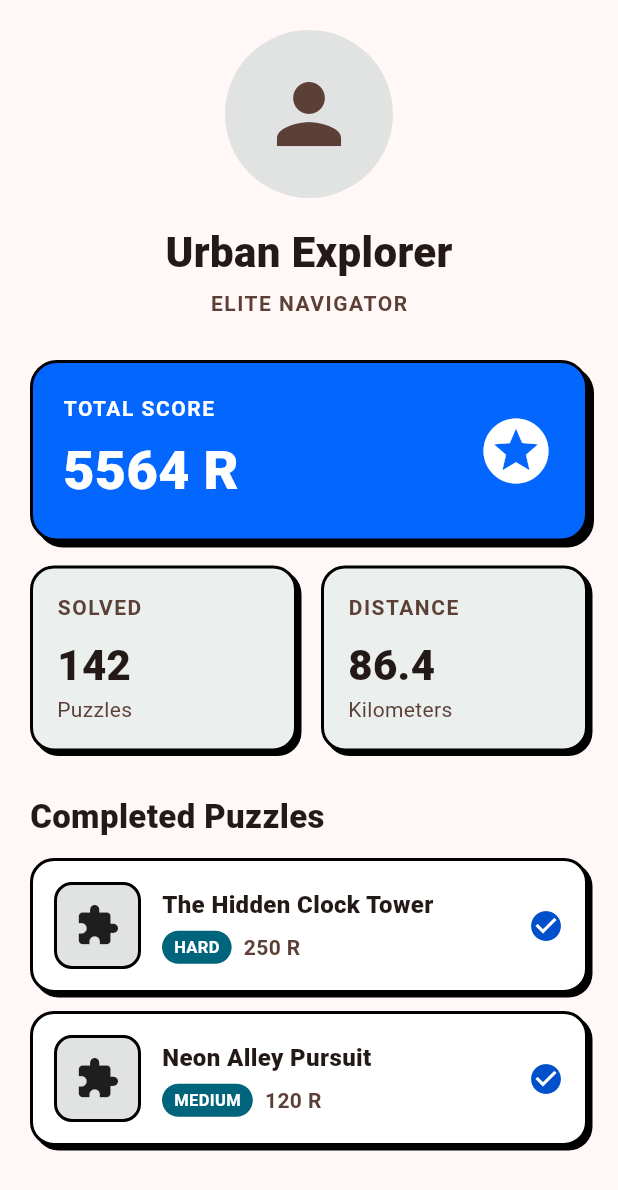
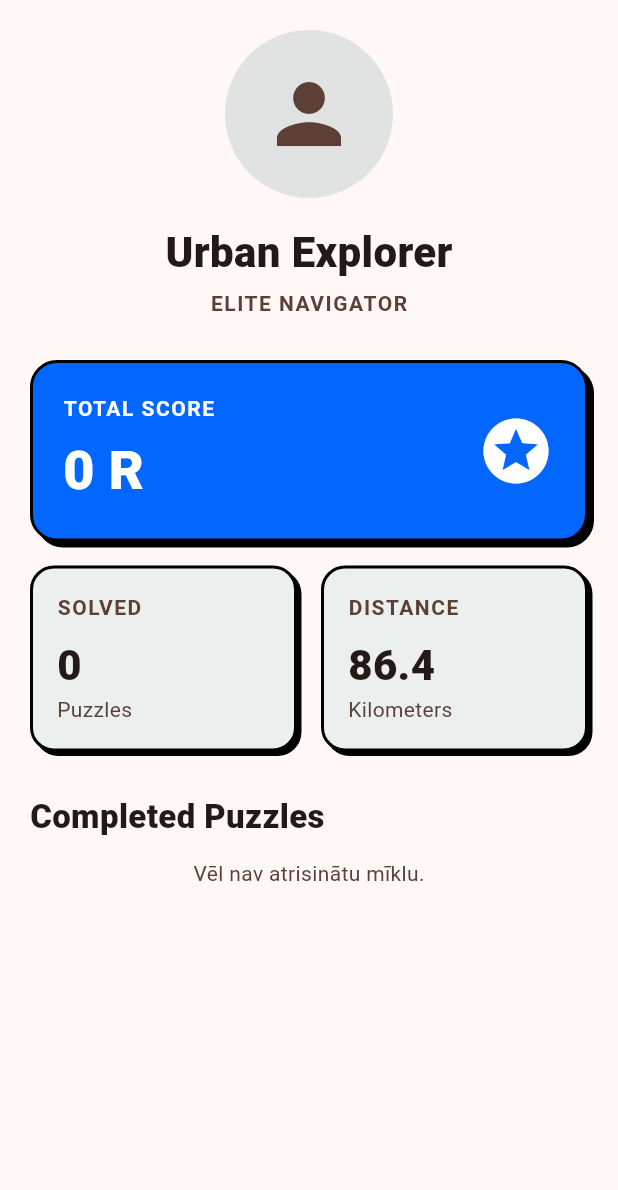
Before and after one commit to ChristopherSemyonov/Kristofers_Semjonovs_ks22110, a Flutter app: the ProfileScreen widget shown alone on an empty page, opened directly, on a phone screen of 412 x 824 dp. Shown: the top 1190 px of the screen. Run offline on Flutter 3.47's test engine with Material 3 defaults, Android fonts, the phone set to English and light mode, and no system bars; our stand-ins replace flutter_map, geolocator, latlong2.

Commit message:
Added puzzle game state and solved puzzle tracking

```diff
--- a/lib/screens/profile_screen.dart
+++ b/lib/screens/profile_screen.dart
@@ -2,12 +2,17 @@ import 'package:flutter/material.dart';
 import '../widgets/statistic_card.dart';
 import '../widgets/score_card.dart';
 import '../widgets/completed_puzzle_card.dart';
+import '../services/game_state_service.dart';
+import '../services/puzzle_service.dart';
 
 class ProfileScreen extends StatelessWidget {
   const ProfileScreen({super.key});
 
   @override
   Widget build(BuildContext context) {
+    final solvedPuzzles = PuzzleService.getDemoPuzzles()
+        .where((puzzle) => GameStateService.isPuzzleSolved(puzzle.id))
+        .toList();
     return SingleChildScrollView(
       padding: const EdgeInsets.all(20),
       child: Column(
@@ -40,16 +45,16 @@ class ProfileScreen extends StatelessWidget {
 
           const SizedBox(height: 28),
 
-          const ScoreCard(),
+          ScoreCard(score: GameStateService.totalScore),
 
           const SizedBox(height: 16),
 
           Row(
-            children: const [
+            children: [
               Expanded(
                 child: StatisticCard(
                   title: 'SOLVED',
-                  value: '142',
+                  value: GameStateService.solvedPuzzleIds.length.toString(),
                   subtitle: 'Puzzles',
                 ),
               ),
@@ -75,19 +80,22 @@ class ProfileScreen extends StatelessWidget {
 
           const SizedBox(height: 12),
 
-          const CompletedPuzzleCard(
-            title: 'The Hidden Clock Tower',
-            difficulty: 'HARD',
-            points: '250 R',
-          ),
-
-          const SizedBox(height: 12),
-
-          const CompletedPuzzleCard(
-            title: 'Neon Alley Pursuit',
-            difficulty: 'MEDIUM',
-            points: '120 R',
-          ),
+          if (solvedPuzzles.isEmpty)
+            const Text(
+              'Vēl nav atrisinātu mīklu.',
+              style: TextStyle(color: Color(0xFF5C4037)),
+            )
+          else
+            ...solvedPuzzles.map(
+              (puzzle) => Padding(
+                padding: const EdgeInsets.only(bottom: 12),
+                child: CompletedPuzzleCard(
+                  title: puzzle.title,
+                  difficulty: 'SOLVED',
+                  points: '${puzzle.points} R',
+                ),
+              ),
+            ),
         ],
       ),
     );
--- a/lib/widgets/score_card.dart
+++ b/lib/widgets/score_card.dart
@@ -1,7 +1,9 @@
 import 'package:flutter/material.dart';
 
 class ScoreCard extends StatelessWidget {
-  const ScoreCard({super.key});
+  final int score;
+
+  const ScoreCard({super.key, required this.score});
 
   @override
   Widget build(BuildContext context) {
@@ -16,13 +18,13 @@ class ScoreCard extends StatelessWidget {
           BoxShadow(offset: Offset(4, 4), blurRadius: 0, color: Colors.black),
         ],
       ),
-      child: const Row(
+      child: Row(
         mainAxisAlignment: MainAxisAlignment.spaceBetween,
         children: [
           Column(
             crossAxisAlignment: CrossAxisAlignment.start,
             children: [
-              Text(
+              const Text(
                 'TOTAL SCORE',
                 style: TextStyle(
                   color: Colors.white,
@@ -30,10 +32,10 @@ class ScoreCard extends StatelessWidget {
                   letterSpacing: 1,
                 ),
               ),
-              SizedBox(height: 6),
+              const SizedBox(height: 6),
               Text(
-                '5564 R',
-                style: TextStyle(
+                '$score R',
+                style: const TextStyle(
                   color: Colors.white,
                   fontSize: 36,
                   fontWeight: FontWeight.w900,
@@ -41,7 +43,7 @@ class ScoreCard extends StatelessWidget {
               ),
             ],
           ),
-          Icon(Icons.stars, color: Colors.white, size: 52),
+          const Icon(Icons.stars, color: Colors.white, size: 52),
         ],
       ),
     );
```
Also changed, not shown: lib/main.dart (+8 -4 lines), lib/screens/map_screen.dart (+19 -6 lines), lib/screens/puzzle_screen.dart (+7 -4 lines), lib/services/puzzle_service.dart (+24 -0 lines), lib/widgets/puzzle_map_marker.dart (added, +28 -0 lines).
